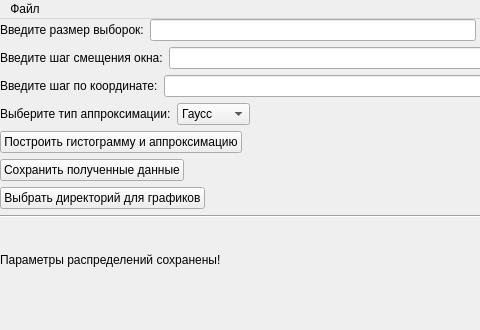
This is Katya/distr/design/design.ui in kystyn/different as Qt 5 draws it before an edit; both pictures show x 0 to 480 and y 0 to 330 of the 800 by 600 pixel window. The edited form follows.
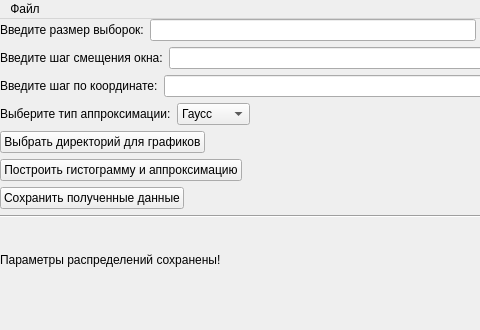
This is the edited form.

Commit message: ui fix, try fix approx

```diff
--- a/Katya/distr/design/design.ui
+++ b/Katya/distr/design/design.ui
@@ -161,9 +161,9 @@
      <item>
       <layout class="QHBoxLayout" name="horizontalLayout_4">
        <item>
-        <widget class="QPushButton" name="buildButton">
+        <widget class="QPushButton" name="plotDir">
          <property name="text">
-          <string>Построить гистограмму и аппроксимацию</string>
+          <string>Выбрать директорий для графиков</string>
          </property>
         </widget>
        </item>
@@ -185,9 +185,9 @@
      <item>
       <layout class="QHBoxLayout" name="horizontalLayout_8">
        <item>
-        <widget class="QPushButton" name="distParamSave">
+        <widget class="QPushButton" name="buildButton">
          <property name="text">
-          <string>Сохранить полученные данные</string>
+          <string>Построить гистограмму и аппроксимацию</string>
          </property>
         </widget>
        </item>
@@ -209,9 +209,9 @@
      <item>
       <layout class="QHBoxLayout" name="horizontalLayout_9">
        <item>
-        <widget class="QPushButton" name="plotDir">
+        <widget class="QPushButton" name="distParamSave">
          <property name="text">
-          <string>Выбрать директорий для графиков</string>
+          <string>Сохранить полученные данные</string>
          </property>
         </widget>
        </item>
```
The commit also changes 4 other files.
